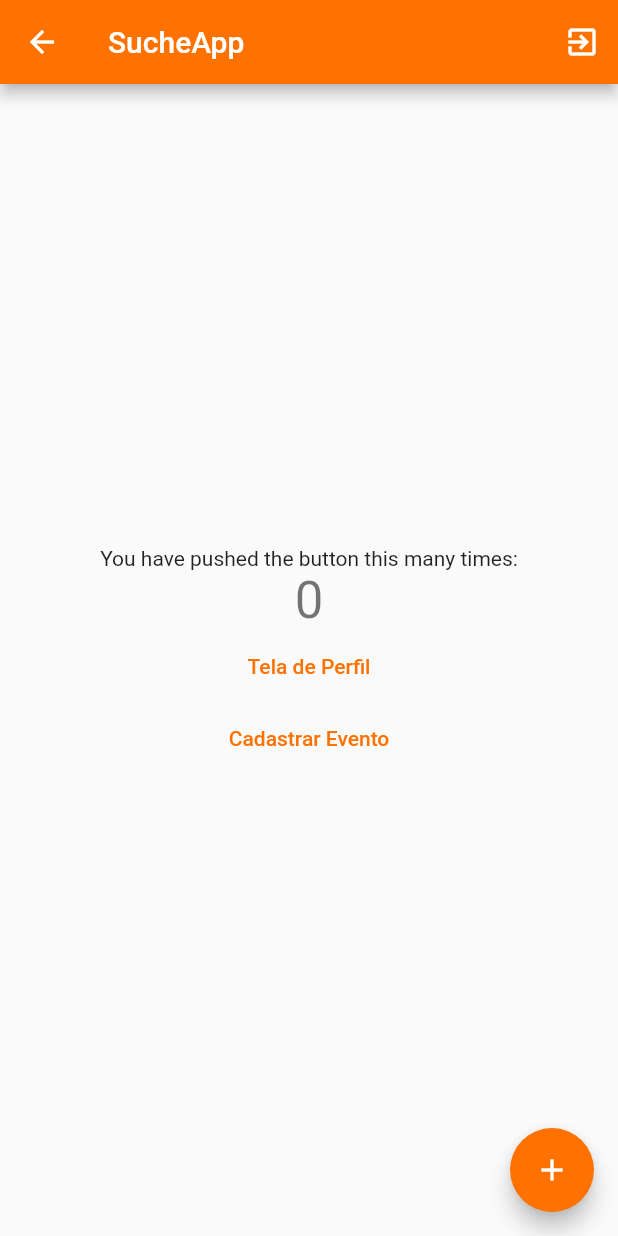
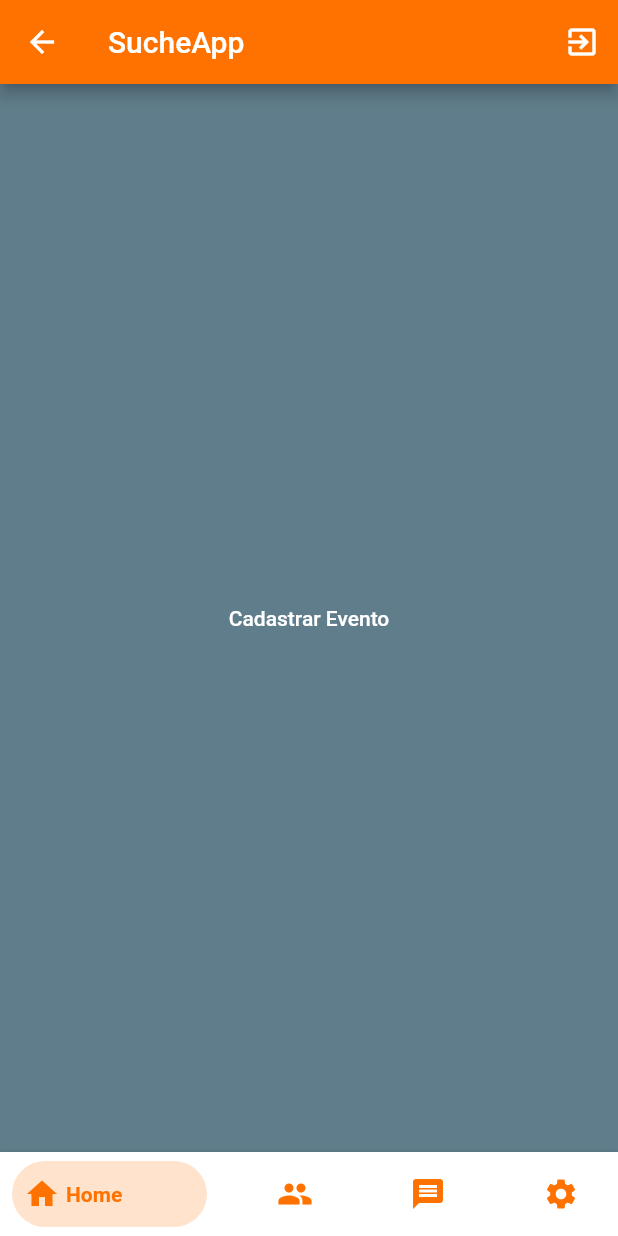
Before and after one commit to UFAPE-Projetao20201/suche_app, a Flutter app: the HomePage screen opened by its route, on a phone screen of 412 x 824 dp. Run offline on Flutter 3.47's test engine with Material 2 defaults, Android fonts, the light colour scheme and no system bars; drawn by our look-alikes of bottom_navy_bar; our stand-ins replace brasil_fields, flutter_secure_storage, validators; missing offline and left inert: mdi; accounts and stored records are empty.

Commit message:
feat: Bottom Navigation

```diff
--- /dev/null
+++ b/lib/views/components/bottom_navigation_component.dart
@@ -0,0 +1,35 @@
+import 'package:bottom_navy_bar/bottom_navy_bar.dart';
+import 'package:flutter/material.dart';
+import 'package:suche_app/util/custom_colors.dart';
+
+class BottomNavigationComponent {
+  static bottomNavigation(int _selectedIndex, void Function(int) _functionOnItemSelected){
+    return BottomNavyBar(
+      selectedIndex: _selectedIndex,
+      showElevation: true, // use this to remove appBar's elevation
+      onItemSelected: _functionOnItemSelected,
+      items: [
+        BottomNavyBarItem(
+          icon: Icon(Icons.home),
+          title: Text('Home'),
+          activeColor: CustomColors.orangePrimary,
+        ),
+        BottomNavyBarItem(
+            icon: Icon(Icons.people),
+            title: Text('Users'),
+            activeColor: CustomColors.orangePrimary,
+        ),
+        BottomNavyBarItem(
+            icon: Icon(Icons.message),
+            title: Text('Messages'),
+            activeColor: CustomColors.orangePrimary,
+        ),
+        BottomNavyBarItem(
+            icon: Icon(Icons.settings),
+            title: Text('Settings'),
+            activeColor: CustomColors.orangePrimary,
+        ),
+      ],
+    );
+  }
+}
--- a/lib/views/homePage/home_page.dart
+++ b/lib/views/homePage/home_page.dart
@@ -1,6 +1,9 @@
 import 'package:flutter/material.dart';
+import 'package:mdi/mdi.dart';
 import 'package:suche_app/services/storage.dart';
 import 'package:suche_app/util/constants.dart';
+import 'package:suche_app/views/components/bottom_navigation_component.dart';
+import 'package:suche_app/views/profilePage/profile_page.dart';
 
 class HomePage extends StatefulWidget {
   HomePage({Key? key}) : super(key: key);
@@ -10,12 +13,19 @@ class HomePage extends StatefulWidget {
 }
 
 class _HomePageState extends State<HomePage> {
-  int _counter = 0;
+  int _currentIndex = 0;
+  late PageController _pageController;
 
-  void _incrementCounter() {
-    setState(() {
-      _counter++;
-    });
+  @override
+  void initState() {
+    super.initState();
+    _pageController = PageController();
+  }
+
+  @override
+  void dispose() {
+    _pageController.dispose();
+    super.dispose();
   }
 
   @override
@@ -27,7 +37,7 @@ class _HomePageState extends State<HomePage> {
           IconButton(
             icon: Icon(Icons.exit_to_app),
             onPressed: () async {
-
+              // Logout
               final SecureStorage secureStorage = SecureStorage();
               await secureStorage.deleteSecureData('user');
 
@@ -40,32 +50,37 @@ class _HomePageState extends State<HomePage> {
           ),
         ],
       ),
-      body: Center(
+      bottomNavigationBar: BottomNavigationComponent.bottomNavigation(
+        _currentIndex,
+        (index) {
+          setState(() => _currentIndex = index);
+          _pageController.jumpToPage(index);
+        },
+      ),
+      body: SizedBox.expand(
+        child: PageView(
+          controller: _pageController,
+          onPageChanged: (index) {
+            setState(() => _currentIndex = index);
+          },
+          children: <Widget>[
+            Container(color: Colors.blueGrey, child: Center(
               child: Column(
                 mainAxisAlignment: MainAxisAlignment.center,
                 children: <Widget>[
-            Text(
-              'You have pushed the button this many times:',
-            ),
-            Text(
-              '$_counter',
-              style: Theme.of(context).textTheme.headline4,
-            ),
-            TextButton(
-              onPressed: () => Navigator.of(context).pushNamed(perfilRoute),
-              child: Text('Tela de Perfil'),
-            ),
                   TextButton(
                     onPressed: () => Navigator.of(context).pushNamed(registerEventRoute),
-              child: Text('Cadastrar Evento'),
+                    child: Text('Cadastrar Evento', style: TextStyle(color: Colors.white),),
                   ),
                 ],
               ),
+            ),),
+            Container(color: Colors.red,),
+            Container(color: Colors.green,),
+            PerfilPage(),
+            // Container(color: Colors.blue,),
+          ],
         ),
-      floatingActionButton: FloatingActionButton(
-        onPressed: _incrementCounter,
-        tooltip: 'Increment',
-        child: Icon(Icons.add),
       ),
     );
   }
--- a/lib/views/profilePage/profile_page.dart
+++ b/lib/views/profilePage/profile_page.dart
@@ -23,9 +23,9 @@ class _PerfilPageState extends State<PerfilPage> {
   @override
   Widget build(BuildContext context) {
     return Scaffold(
-      appBar: AppBar(
+      /*appBar: AppBar(
         title: Text("Perfil"),
-      ),
+      ),*/
       body: AnnotatedRegion<SystemUiOverlayStyle>(
         value: SystemUiOverlayStyle.light,
         child: GestureDetector(
--- a/pubspec.yaml
+++ b/pubspec.yaml
@@ -14,8 +14,9 @@ dependencies:
   flutter_localizations:
     sdk: flutter
 
+  bottom_navy_bar:
+  brasil_fields:
   cupertino_icons:
-  brasil_fields:
   flutter_secure_storage: ^4.2.0
   http:
   mask_text_input_formatter:
```
Also changed, not shown: pubspec.lock. Lines whose indentation alone changed are shown as unchanged.
